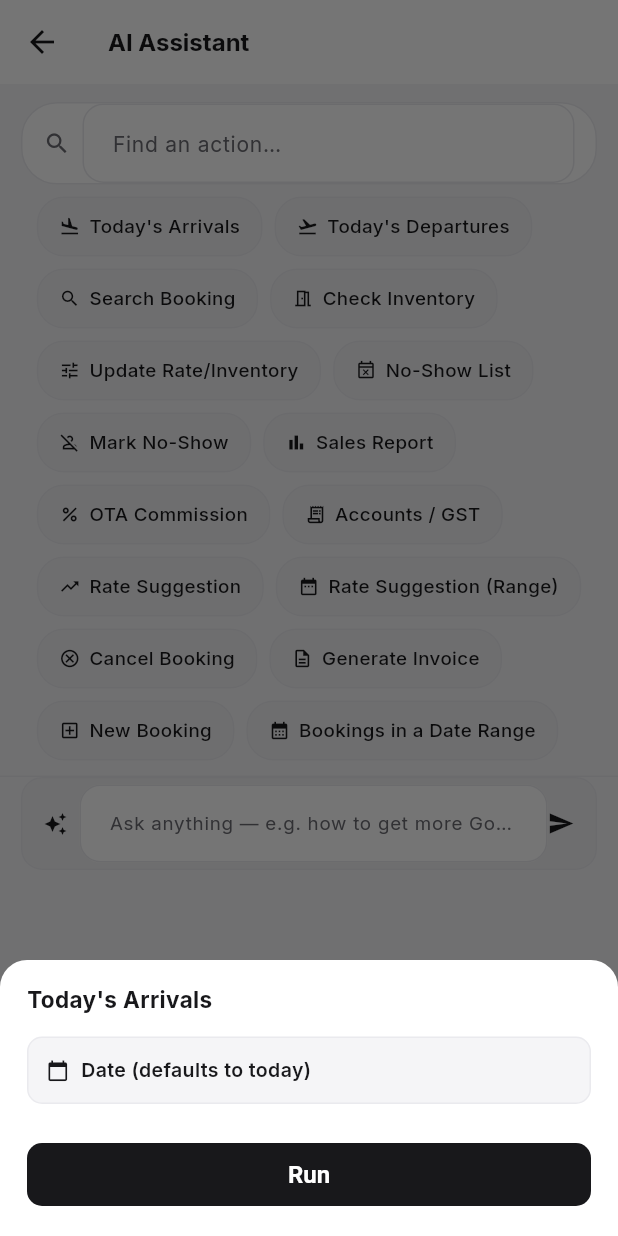
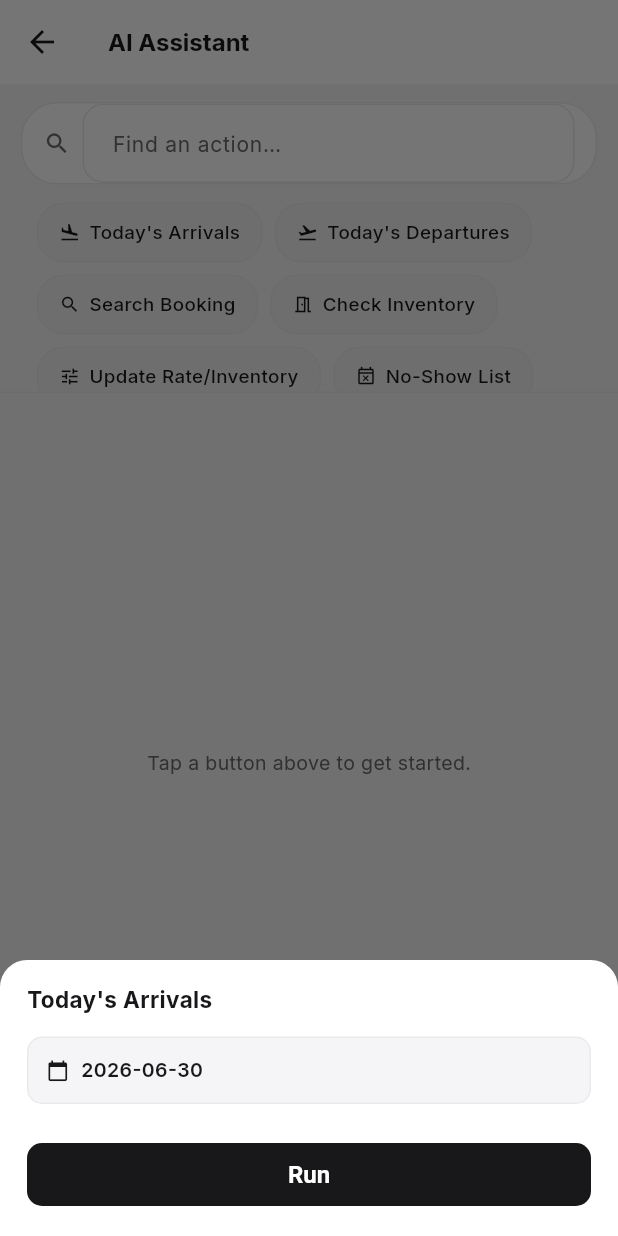
Before and after one commit to Billzify1013/cm_flutter_app, a Flutter app: the AiAssistantScreen screen opened directly, after a tap on "Today's Arrivals", on a phone screen of 412 x 824 dp. Run offline on Flutter 3.47's test engine with Material 3 defaults, Android fonts, the phone set to English and light mode, and no system bars; our stand-ins replace dio, firebase_core, firebase_crashlytics, firebase_messaging, flutter_local_notifications, flutter_secure_storage and 7 more; accounts and stored records are empty.

Commit message:
ai buttons

```diff
--- a/lib/screens/ai_assistant_screen.dart
+++ b/lib/screens/ai_assistant_screen.dart
@@ -6,14 +6,6 @@ import '../core/theme/app_colors.dart';
 import '../core/error_util.dart';
 import '../config/app_config.dart';
 import 'booking_detail_screen.dart';
-
-// ============================================================
-// AI ASSISTANT SCREEN — BUTTON-FIRST
-// ============================================================
-// No free-text AI routing. Search box only filters the button
-// grid locally (no API call). Tapping a button opens a small form
-// (if it needs inputs) then calls api_ai_run_action directly.
-// ============================================================
 
 class _ActionDef {
   final String id;
@@ -89,7 +81,6 @@ class _AiAssistantScreenState extends State<AiAssistantScreen> {
       final uid = await ApiService.instance.getUserId();
       final body = {'user_id': uid, 'action': action.id, ...params};
       final res = await ApiService.instance.postData(AppConfig.aiRunAction, body);
-
       if (action.id == 'booking_range_query') {
         final total = res.data['total_count'];
         final agg = res.data['aggregate_value'];
@@ -174,8 +165,11 @@ class _AiAssistantScreenState extends State<AiAssistantScreen> {
 
   @override
   Widget build(BuildContext context) {
-    return Scaffold(
+    return GestureDetector(
+      onTap: () => FocusScope.of(context).unfocus(),
+      child: Scaffold(
         backgroundColor: AppColors.background,
+        resizeToAvoidBottomInset: true,
         appBar: AppBar(
           backgroundColor: AppColors.card,
           elevation: 0,
@@ -188,9 +182,10 @@ class _AiAssistantScreenState extends State<AiAssistantScreen> {
               _searchBar(),
               _actionGrid(),
               const Divider(height: 1, color: AppColors.border),
+              Expanded(child: _resultsList()),
               _askAnythingBar(),
-            Expanded(child: _resultsList()),
-          ],
+            ],
+          ),
         ),
       ),
     );
@@ -233,18 +228,13 @@ class _AiAssistantScreenState extends State<AiAssistantScreen> {
     );
   }
 
-  // "Ask anything" — pure advice/research, never touches booking data.
-  // Calls api_ai_ask_anything, the only AI-backed endpoint left.
   Widget _askAnythingBar() {
-    return Padding(
-      padding: const EdgeInsets.fromLTRB(14, 0, 14, 10),
-      child: Container(
+    return Container(
+      padding: EdgeInsets.fromLTRB(14, 8, 14, MediaQuery.of(context).padding.bottom + 8),
       decoration: BoxDecoration(
-          color: AppColors.accentSoft,
-          borderRadius: BorderRadius.circular(14),
-          border: Border.all(color: AppColors.border),
-        ),
-        padding: const EdgeInsets.symmetric(horizontal: 14, vertical: 4),
+        color: AppColors.card,
+        border: const Border(top: BorderSide(color: AppColors.border)),
+      ),
       child: Row(
         children: [
           const Icon(Icons.auto_awesome, size: 16, color: AppColors.primary),
@@ -256,21 +246,21 @@ class _AiAssistantScreenState extends State<AiAssistantScreen> {
               textInputAction: TextInputAction.send,
               onSubmitted: (_) => _askAnything(),
               decoration: const InputDecoration(
-                  hintText: 'Ask anything — e.g. how to get more Google reviews',
+                hintText: 'Ask anything…',
                 hintStyle: TextStyle(fontSize: 12.5, color: AppColors.textSecondary),
                 border: InputBorder.none,
                 isCollapsed: true,
               ),
             ),
           ),
+          const SizedBox(width: 8),
           InkWell(
             onTap: _asking ? null : _askAnything,
             child: _asking
-                  ? const SizedBox(width: 16, height: 16, child: CircularProgressIndicator(strokeWidth: 2, color: AppColors.primary))
-                  : const Icon(Icons.send, size: 18, color: AppColors.primary),
-            ),
-          ],
-        ),
+                ? const SizedBox(width: 18, height: 18, child: CircularProgressIndicator(strokeWidth: 2, color: AppColors.primary))
+                : const Icon(Icons.send_rounded, size: 20, color: AppColors.primary),
+          ),
+        ],
       ),
     );
   }
@@ -279,12 +269,14 @@ class _AiAssistantScreenState extends State<AiAssistantScreen> {
     final actions = _filteredActions;
     if (actions.isEmpty) {
       return const Padding(
-        padding: EdgeInsets.all(20),
+        padding: EdgeInsets.all(12),
         child: Text('No matching action.', style: TextStyle(fontSize: 12, color: AppColors.textSecondary)),
       );
     }
-    return Padding(
-      padding: const EdgeInsets.fromLTRB(14, 0, 14, 10),
+    return ConstrainedBox(
+      constraints: const BoxConstraints(maxHeight: 130),
+      child: SingleChildScrollView(
+        padding: const EdgeInsets.fromLTRB(14, 4, 14, 10),
         child: Wrap(
           spacing: 8,
           runSpacing: 8,
@@ -310,6 +302,7 @@ class _AiAssistantScreenState extends State<AiAssistantScreen> {
               ),
             );
           }).toList(),
+        ),
       ),
     );
   }
@@ -615,7 +608,7 @@ class _AiAssistantScreenState extends State<AiAssistantScreen> {
 }
 
 // ============================================================
-// ACTION FORM SHEET — dynamic form built from action.fields
+// ACTION FORM SHEET
 // ============================================================
 class _ActionFormSheet extends StatefulWidget {
   final _ActionDef action;
@@ -633,6 +626,14 @@ class _ActionFormSheetState extends State<_ActionFormSheet> {
   final _priceCtrl = TextEditingController();
   final _availCtrl = TextEditingController();
 
+  @override
+  void initState() {
+    super.initState();
+    if (widget.action.fields.contains('date')) {
+      _date = DateTime.now();
+    }
+  }
+
   String _fmt(DateTime d) => '${d.year}-${d.month.toString().padLeft(2, '0')}-${d.day.toString().padLeft(2, '0')}';
 
   @override
@@ -646,7 +647,7 @@ class _ActionFormSheetState extends State<_ActionFormSheet> {
 
   Future<void> _pickDate() async {
     final picked = await showDatePicker(
-      context: context, initialDate: DateTime.now(),
+      context: context, initialDate: _date ?? DateTime.now(),
       firstDate: DateTime.now().subtract(const Duration(days: 365)),
       lastDate: DateTime.now().add(const Duration(days: 365)),
     );
@@ -691,8 +692,7 @@ class _ActionFormSheetState extends State<_ActionFormSheet> {
           children: [
             Text(widget.action.labelEn, style: const TextStyle(fontSize: 15, fontWeight: FontWeight.w700)),
             const SizedBox(height: 14),
-            if (fields.contains('date'))
-              _dateField('Date', _date, _pickDate),
+            if (fields.contains('date')) _dateField('Date', _date, _pickDate),
             if (fields.contains('start_date') || fields.contains('end_date'))
               _rangeField('Date range', _startDate, _endDate, _pickRange),
             if (fields.contains('search_term'))
@@ -734,7 +734,7 @@ class _ActionFormSheetState extends State<_ActionFormSheet> {
           child: Row(children: [
             const Icon(Icons.calendar_today, size: 15, color: AppColors.primary),
             const SizedBox(width: 8),
-            Text(value == null ? '$label (defaults to today)' : _fmt(value), style: const TextStyle(fontSize: 13, fontWeight: FontWeight.w600)),
+            Text(value == null ? label : _fmt(value), style: const TextStyle(fontSize: 13, fontWeight: FontWeight.w600)),
           ]),
         ),
       ),
@@ -781,6 +781,21 @@ class _ActionFormSheetState extends State<_ActionFormSheet> {
       ),
     );
   }
+}
+
+// ============================================================
+// SHARED DONE BANNER
+// ============================================================
+Widget _doneBanner(String text) {
+  return Container(
+    padding: const EdgeInsets.all(14),
+    decoration: BoxDecoration(color: AppColors.successSoft, borderRadius: BorderRadius.circular(14), border: Border.all(color: AppColors.success)),
+    child: Row(children: [
+      const Icon(Icons.check_circle, color: AppColors.success, size: 20),
+      const SizedBox(width: 10),
+      Expanded(child: Text(text, style: const TextStyle(fontSize: 13, fontWeight: FontWeight.w600, color: AppColors.success))),
+    ]),
+  );
 }
 
 // ============================================================
@@ -840,9 +855,7 @@ class _InventoryUpdateConfirmCardState extends State<_InventoryUpdateConfirmCard
   Widget build(BuildContext context) {
     final roomName = (widget.data['room_category_name'] ?? '').toString();
     final dateStr = (widget.data['date'] ?? '').toString();
-    if (widget.done) {
-      return _doneBanner('$roomName rate updated for $dateStr.');
-    }
+    if (widget.done) return _doneBanner('$roomName rate updated for $dateStr.');
     return Container(
       padding: const EdgeInsets.all(14),
       decoration: BoxDecoration(color: AppColors.card, borderRadius: BorderRadius.circular(14), border: Border.all(color: AppColors.primary, width: 1.2)),
@@ -890,20 +903,8 @@ class _InventoryUpdateConfirmCardState extends State<_InventoryUpdateConfirmCard
   }
 }
 
-Widget _doneBanner(String text) {
-  return Container(
-    padding: const EdgeInsets.all(14),
-    decoration: BoxDecoration(color: AppColors.successSoft, borderRadius: BorderRadius.circular(14), border: Border.all(color: AppColors.success)),
-    child: Row(children: [
-      const Icon(Icons.check_circle, color: AppColors.success, size: 20),
-      const SizedBox(width: 10),
-      Expanded(child: Text(text, style: const TextStyle(fontSize: 13, fontWeight: FontWeight.w600, color: AppColors.success))),
-    ]),
-  );
-}
-
-// ============================================================
-// NO-SHOW MARK CONFIRM CARD
+// ============================================================
+// NO-SHOW CONFIRM CARD
 // ============================================================
 class _NoShowConfirmCard extends StatefulWidget {
   final Map<String, dynamic> data;
@@ -1214,7 +1215,7 @@ class _BookingWizardCard extends StatefulWidget {
   State<_BookingWizardCard> createState() => _BookingWizardCardState();
 }
 
-enum _WizardStep { dates, rooms, guest, payment, confirm, done }
+enum _WizardStep { dates, rooms, guest, payment, done }
 
 class _BookingWizardCardState extends State<_BookingWizardCard> {
   _WizardStep _step = _WizardStep.dates;
@@ -1258,7 +1259,9 @@ class _BookingWizardCardState extends State<_BookingWizardCard> {
     setState(() { _loading = true; _error = null; });
     try {
       final uid = await ApiService.instance.getUserId();
-      final res = await ApiService.instance.postData(AppConfig.aiWizardCheckDates, {'user_id': uid, 'checkin': _fmtDate(_checkin!), 'checkout': _fmtDate(_checkout!)});
+      final res = await ApiService.instance.postData(AppConfig.aiWizardCheckDates, {
+        'user_id': uid, 'checkin': _fmtDate(_checkin!), 'checkout': _fmtDate(_checkout!),
+      });
       if (!mounted) return;
       setState(() { _availabilityData = Map<String, dynamic>.from(res.data as Map); _step = _WizardStep.rooms; });
     } catch (e) {
@@ -1346,15 +1349,14 @@ class _BookingWizardCardState extends State<_BookingWizardCard> {
   }
 
   Widget _wizardStepIndicator() {
-    final labels = ['Dates', 'Room', 'Guest', 'Payment'];
     final currentIndex = _step.index.clamp(0, 3);
     return Row(
-      children: List.generate(labels.length, (i) {
+      children: List.generate(4, (i) {
         final active = i <= currentIndex;
         return Expanded(
           child: Row(children: [
             Container(width: 7, height: 7, decoration: BoxDecoration(shape: BoxShape.circle, color: active ? AppColors.primary : AppColors.border)),
-            if (i < labels.length - 1) Expanded(child: Container(height: 1.5, color: active ? AppColors.primary : AppColors.border)),
+            if (i < 3) Expanded(child: Container(height: 1.5, color: active ? AppColors.primary : AppColors.border)),
           ]),
         );
       }),
@@ -1370,7 +1372,8 @@ class _BookingWizardCardState extends State<_BookingWizardCard> {
         InkWell(
           onTap: _pickDateRange,
           child: Container(
-            width: double.infinity, padding: const EdgeInsets.symmetric(horizontal: 12, vertical: 12),
+            width: double.infinity,
+            padding: const EdgeInsets.symmetric(horizontal: 12, vertical: 12),
             decoration: BoxDecoration(color: AppColors.background, borderRadius: BorderRadius.circular(10), border: Border.all(color: AppColors.border)),
             child: Row(children: [
               const Icon(Icons.calendar_today, size: 16, color: AppColors.primary),
@@ -1414,7 +1417,11 @@ class _BookingWizardCardState extends State<_BookingWizardCard> {
                 onTap: isAvailable ? () => _selectRoom(room) : null,
                 child: Container(
                   padding: const EdgeInsets.all(10),
-                  decoration: BoxDecoration(color: isAvailable ? AppColors.background : AppColors.border.withOpacity(0.3), borderRadius: BorderRadius.circular(10), border: Border.all(color: AppColors.border)),
+                  decoration: BoxDecoration(
+                    color: isAvailable ? AppColors.background : AppColors.border.withOpacity(0.3),
+                    borderRadius: BorderRadius.circular(10),
+                    border: Border.all(color: AppColors.border),
+                  ),
                   child: Row(children: [
                     Expanded(
                       child: Column(crossAxisAlignment: CrossAxisAlignment.start, children: [
--- a/pubspec.yaml
+++ b/pubspec.yaml
@@ -1,7 +1,7 @@
 name: cm_flutter_app
 description: "Billzify - Hotel management app"
 publish_to: 'none'
-version: 1.0.45+45
+version: 1.0.46+46
 
 environment:
   sdk: '>=3.4.0 <4.0.0'
```
Lines whose indentation alone changed are shown as unchanged.
